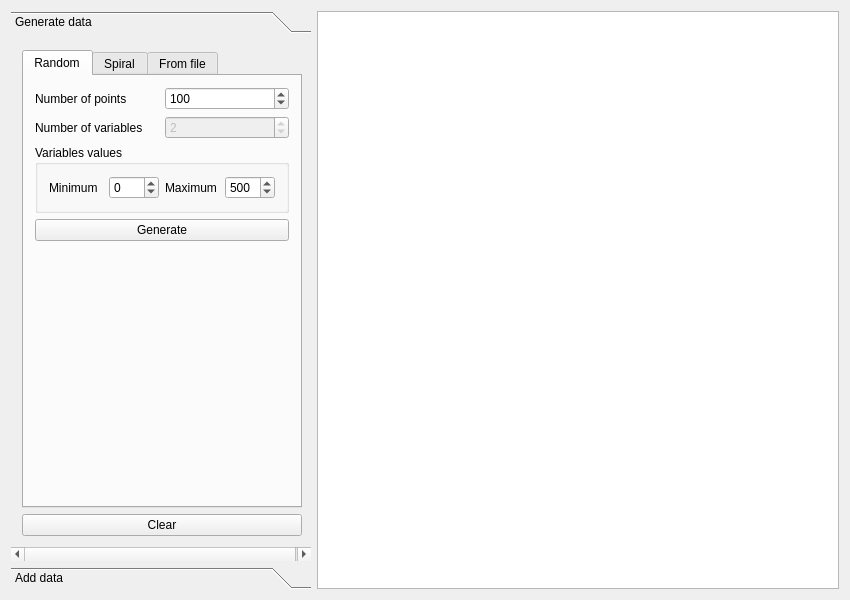
The window that mainwindow.ui (olavph/Classifier) describes before a commit, drawn with Qt 5.
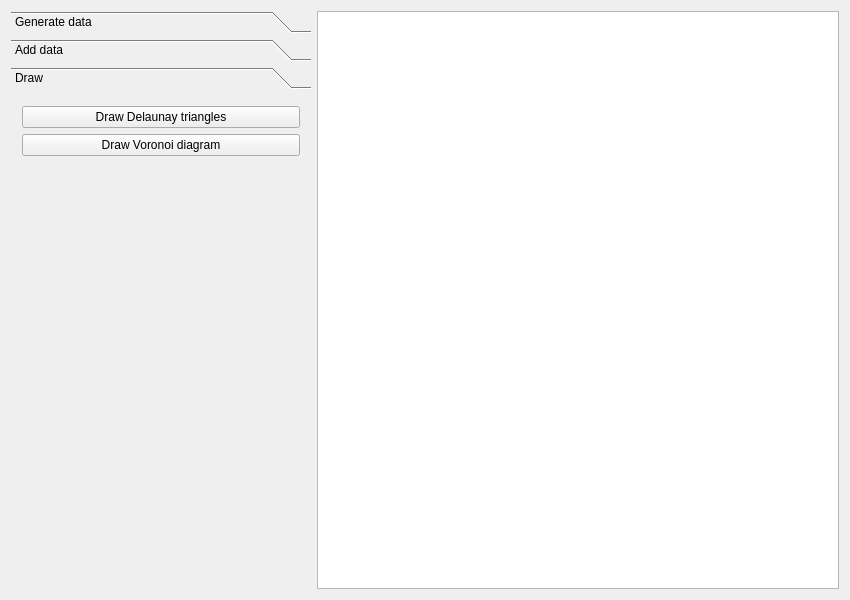
The same window after the commit.

Commit message: Mostly refactored, DataContainer created to separate interface from data management Delaunay still buggy Not drawing voronoi diagram correctly

```diff
--- a/mainwindow.ui
+++ b/mainwindow.ui
@@ -36,7 +36,7 @@
        </size>
       </property>
       <property name="currentIndex">
-       <number>0</number>
+       <number>2</number>
       </property>
       <widget class="QWidget" name="page">
        <property name="geometry">
@@ -664,6 +664,40 @@
         </item>
        </layout>
       </widget>
+      <widget class="QWidget" name="page_3">
+       <attribute name="label">
+        <string>Draw</string>
+       </attribute>
+       <layout class="QVBoxLayout" name="verticalLayout_4">
+        <item>
+         <widget class="QPushButton" name="DrawDelaunayButton">
+          <property name="text">
+           <string>Draw Delaunay triangles</string>
+          </property>
+         </widget>
+        </item>
+        <item>
+         <widget class="QPushButton" name="DrawVoronoiButton">
+          <property name="text">
+           <string>Draw Voronoi diagram</string>
+          </property>
+         </widget>
+        </item>
+        <item>
+         <spacer name="verticalSpacer_5">
+          <property name="orientation">
+           <enum>Qt::Vertical</enum>
+          </property>
+          <property name="sizeHint" stdset="0">
+           <size>
+            <width>20</width>
+            <height>401</height>
+           </size>
+          </property>
+         </spacer>
+        </item>
+       </layout>
+      </widget>
      </widget>
     </item>
     <item>
```
Left out of the diff: 62 changed lines with no effect on the pictures. The commit also changes 15 other files.
